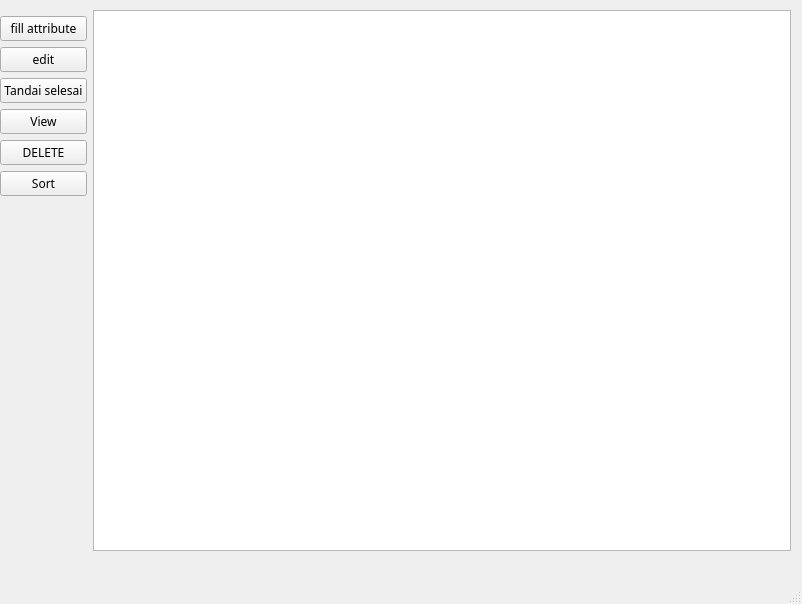
First picture: the form in UItest.ui, repository ASCENDINGHeat/PBOProject, before the edit.
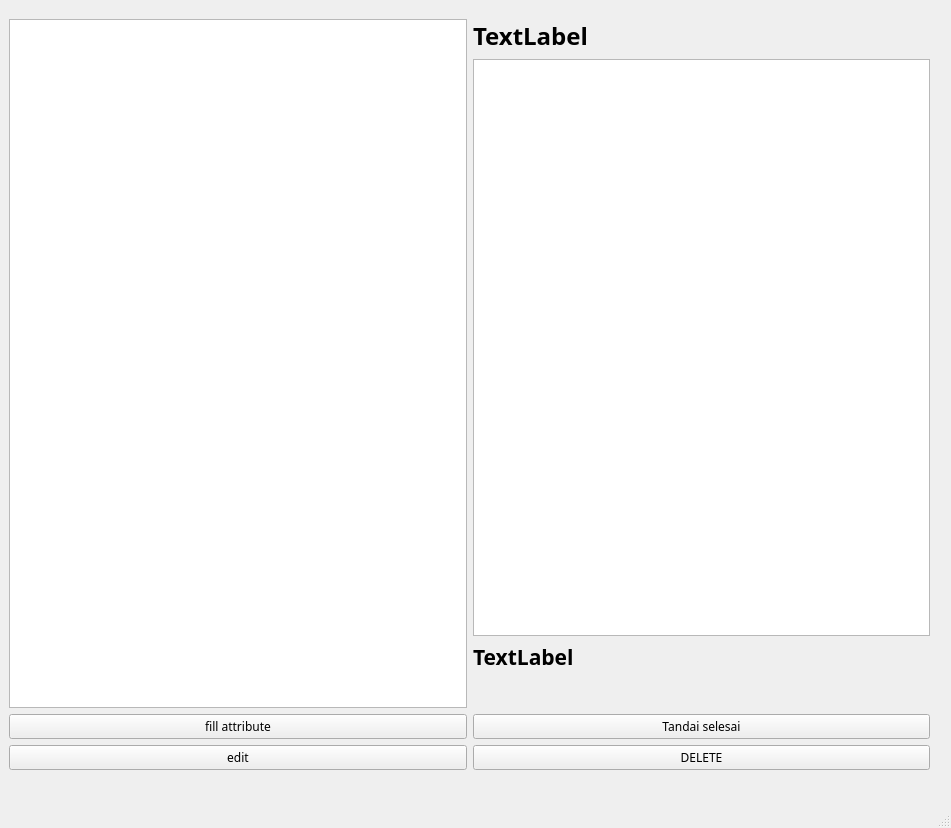
Second picture: the form after the edit. The open tabs and pages were chosen to show the change. Icons and pictures are not drawn.

What changed in the file:
```diff
--- a/UItest.ui
+++ b/UItest.ui
@@ -6,23 +6,17 @@
    <rect>
     <x>0</x>
     <y>0</y>
-    <width>802</width>
-    <height>604</height>
+    <width>951</width>
+    <height>828</height>
    </rect>
   </property>
   <property name="windowTitle">
    <string>MainWindow</string>
   </property>
   <widget class="QWidget" name="centralwidget">
+   <layout class="QGridLayout" name="gridLayout_5">
+    <item row="0" column="0">
    <widget class="QStackedWidget" name="stackedWidget">
-    <property name="geometry">
-     <rect>
-      <x>0</x>
-      <y>0</y>
-      <width>801</width>
-      <height>571</height>
-     </rect>
-    </property>
     <property name="currentIndex">
      <number>5</number>
     </property>
@@ -184,12 +178,37 @@
        <rect>
         <x>0</x>
         <y>10</y>
-        <width>791</width>
-        <height>541</height>
+          <width>921</width>
+          <height>751</height>
        </rect>
       </property>
       <layout class="QGridLayout" name="gridLayout">
-       <item row="1" column="0">
+         <item row="1" column="2">
+          <widget class="QTextBrowser" name="DescriptionMainPage">
+           <property name="font">
+            <font>
+             <family>Poppins SemiBold</family>
+             <pointsize>12</pointsize>
+             <bold>true</bold>
+            </font>
+           </property>
+          </widget>
+         </item>
+         <item row="2" column="2">
+          <widget class="QLabel" name="DeadlineMainPage">
+           <property name="font">
+            <font>
+             <family>Poppins SemiBold</family>
+             <pointsize>16</pointsize>
+             <bold>true</bold>
+            </font>
+           </property>
+           <property name="text">
+            <string>TextLabel</string>
+           </property>
+          </widget>
+         </item>
+         <item row="10" column="1">
         <widget class="QPushButton" name="pushButtonFILL">
          <property name="font">
           <font>
@@ -201,22 +220,7 @@
          </property>
         </widget>
        </item>
-       <item row="5" column="0">
-        <widget class="QPushButton" name="pushButtonDelete">
-         <property name="font">
-          <font>
-           <family>Poppins Medium</family>
-          </font>
-         </property>
-         <property name="text">
-          <string>DELETE</string>
-         </property>
-         <property name="icon">
-          <iconset theme="printer-error"/>
-         </property>
-        </widget>
-       </item>
-       <item row="2" column="0">
+         <item row="14" column="1">
         <widget class="QPushButton" name="pushButtonEdit">
          <property name="font">
           <font>
@@ -228,19 +232,21 @@
          </property>
         </widget>
        </item>
-       <item row="4" column="0">
-        <widget class="QPushButton" name="pushButtonView">
+         <item row="0" column="2">
+          <widget class="QLabel" name="NameMainPage">
          <property name="font">
           <font>
-           <family>Poppins Medium</family>
+             <family>Poppins SemiBold</family>
+             <pointsize>18</pointsize>
+             <bold>true</bold>
           </font>
          </property>
          <property name="text">
-          <string>View</string>
+            <string>TextLabel</string>
          </property>
         </widget>
        </item>
-       <item row="3" column="0">
+         <item row="10" column="2">
         <widget class="QPushButton" name="pushButtonDone">
          <property name="font">
           <font>
@@ -252,38 +258,32 @@
          </property>
         </widget>
        </item>
-       <item row="6" column="0">
-        <widget class="QPushButton" name="pushButtonSORT">
-         <property name="font">
-          <font>
-           <family>Poppins Medium</family>
-          </font>
-         </property>
-         <property name="text">
-          <string>Sort</string>
-         </property>
-        </widget>
-       </item>
-       <item row="7" column="0">
-        <spacer name="verticalSpacer_5">
-         <property name="orientation">
-          <enum>Qt::Vertical</enum>
-         </property>
-         <property name="sizeHint" stdset="0">
-          <size>
-           <width>20</width>
-           <height>40</height>
-          </size>
-         </property>
-        </spacer>
-       </item>
-       <item row="0" column="1" rowspan="8">
+         <item row="0" column="1" rowspan="9">
         <widget class="QTableWidget" name="tableWidget">
          <property name="font">
           <font>
            <family>Poppins Medium</family>
           </font>
          </property>
+           <property name="sortingEnabled">
+            <bool>true</bool>
+           </property>
+          </widget>
+         </item>
+         <item row="14" column="2">
+          <widget class="QPushButton" name="pushButtonDelete">
+           <property name="font">
+            <font>
+             <family>Poppins Medium</family>
+            </font>
+           </property>
+           <property name="text">
+            <string>DELETE</string>
+           </property>
+           <property name="icon">
+            <iconset theme="printer-error">
+             <normaloff>.</normaloff>.</iconset>
+           </property>
         </widget>
        </item>
       </layout>
@@ -578,6 +578,8 @@
      </widget>
     </widget>
    </widget>
+    </item>
+   </layout>
   </widget>
   <widget class="QMenuBar" name="menubar">
    <property name="geometry">
```
Left out of the diff: 204 changed lines with no effect on the pictures. Lines whose indentation alone changed are shown as unchanged.
